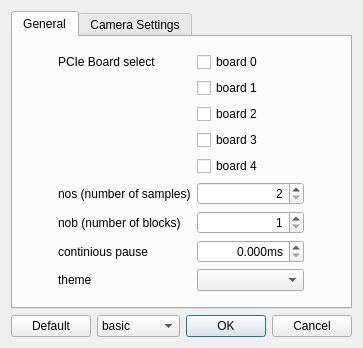
Old version of the form escam/dialogsettings.ui in the repository Entwicklungsburo-Stresing/EBST_CAM.
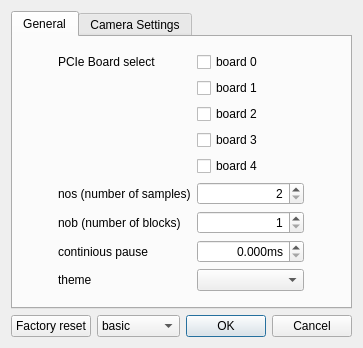
New version of the form. Custom widgets are drawn as their Qt base class.

Commit message:
rename settings default button
Rename the default button in the settings window to "Factory reset"

The edit to the form file:
```diff
--- a/escam/dialogsettings.ui
+++ b/escam/dialogsettings.ui
@@ -6,7 +6,7 @@
    <rect>
     <x>0</x>
     <y>0</y>
-    <width>339</width>
+    <width>340</width>
     <height>348</height>
    </rect>
   </property>
@@ -277,7 +277,7 @@
      <item>
       <widget class="QPushButton" name="pushButtonDefault">
        <property name="text">
-        <string>Default</string>
+        <string>Factory reset</string>
        </property>
       </widget>
      </item>
```
